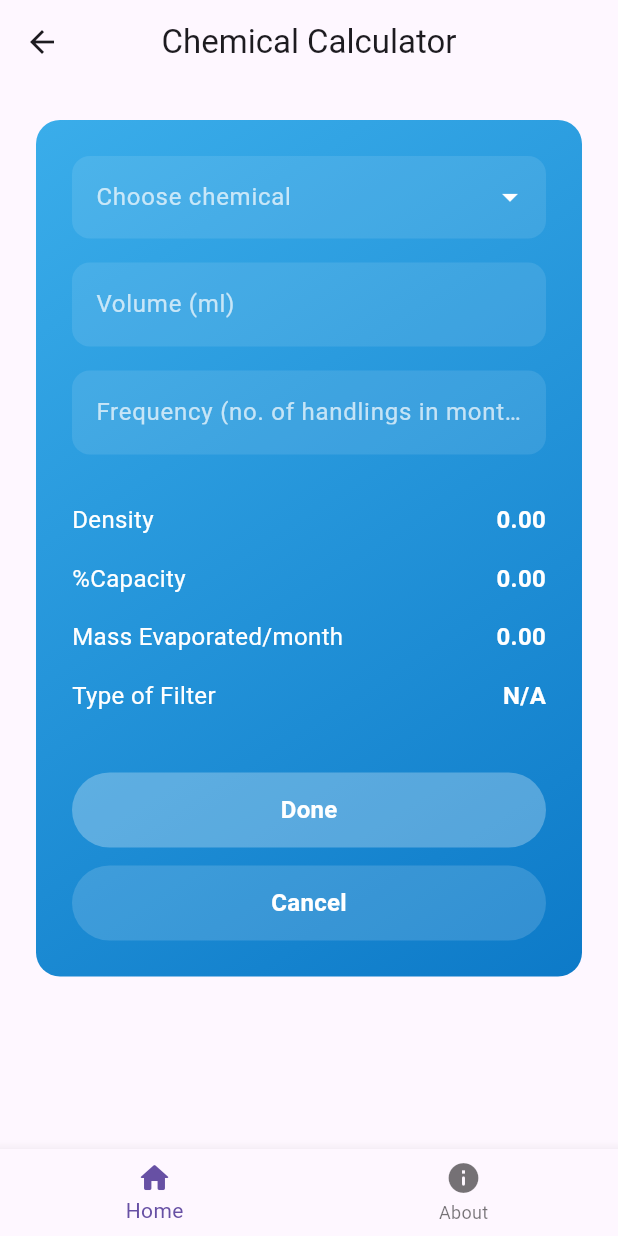
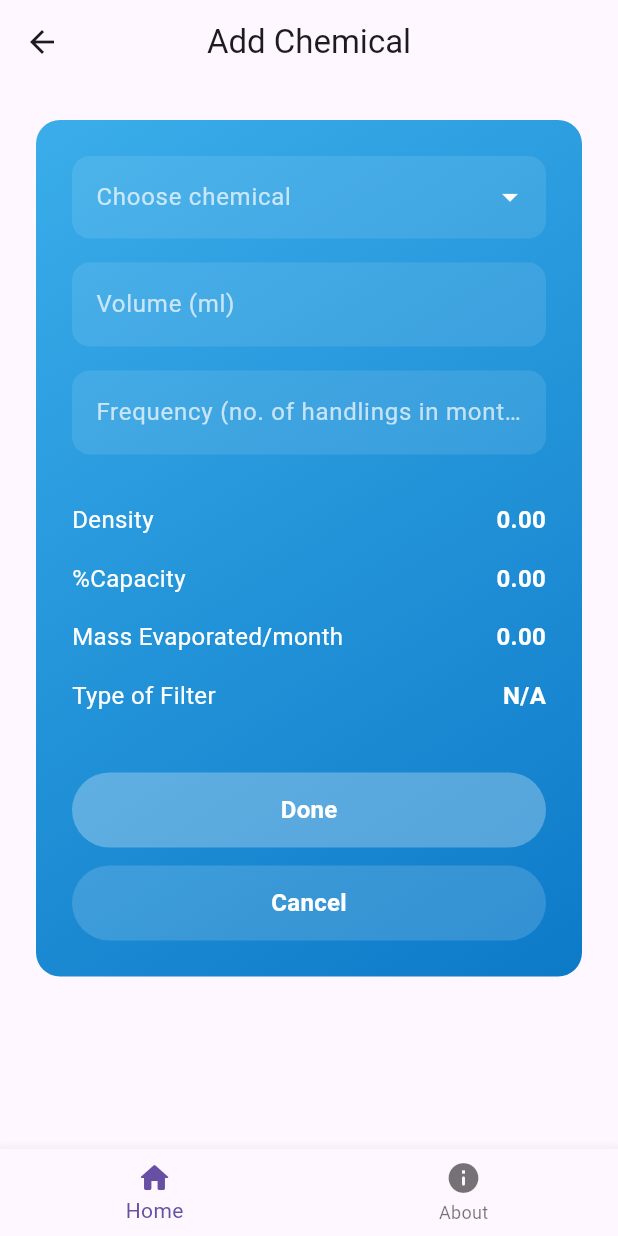
Before and after one commit to Esco-AI/filtracheck-app, a Flutter app: the AddChemicalScreen screen opened directly, on a phone screen of 412 x 824 dp. Run offline on Flutter 3.47's test engine with Material 3 defaults, Android fonts, the phone set to English and light mode, and no system bars; drawn by our look-alikes of dropdown_search; our stand-ins replace csv, equatable, flutter_svg.

Commit message:
add: added edit and delete button on calculator

```diff
--- a/lib/calculator/screens/add_chemical_screen.dart
+++ b/lib/calculator/screens/add_chemical_screen.dart
@@ -8,7 +8,8 @@ import '../widgets/form_action_button.dart';
 import '../../widgets/bottom_navigation_bar.dart';
 
 class AddChemicalScreen extends StatefulWidget {
-  const AddChemicalScreen({super.key});
+  final ChemicalSelection? chemicalSelection;
+  const AddChemicalScreen({super.key, this.chemicalSelection});
 
   @override
   State<AddChemicalScreen> createState() => _AddChemicalScreenState();
@@ -18,20 +19,30 @@ class _AddChemicalScreenState extends State<AddChemicalScreen> {
   final _formKey = GlobalKey<FormState>();
   final ChemicalService _chemicalService = ChemicalService();
 
-  // Form state
   Chemical? _selectedChemical;
   final _volumeController = TextEditingController();
   final _frequencyController = TextEditingController();
 
-  // Displayed properties
   String _density = '0.00';
   String _filterType = 'N/A';
+  bool get _isEditing => widget.chemicalSelection != null;
 
   @override
   void initState() {
     super.initState();
     _chemicalService.initialize().then((_) {
-      if (mounted) setState(() {});
+      if (mounted) {
+        setState(() {
+          if (_isEditing) {
+            _selectedChemical = widget.chemicalSelection!.chemical;
+            _volumeController.text = widget.chemicalSelection!.volume
+                .toString();
+            _frequencyController.text = widget.chemicalSelection!.frequency
+                .toString();
+            _updateDisplayedProperties(_selectedChemical);
+          }
+        });
+      }
     });
   }
 
@@ -85,7 +96,7 @@ class _AddChemicalScreenState extends State<AddChemicalScreen> {
   Widget build(BuildContext context) {
     return Scaffold(
       appBar: AppBar(
-        title: const Text('Chemical Calculator'),
+        title: Text(_isEditing ? 'Edit Chemical' : 'Add Chemical'),
         centerTitle: true,
       ),
       body: SingleChildScrollView(
@@ -97,7 +108,6 @@ class _AddChemicalScreenState extends State<AddChemicalScreen> {
               crossAxisAlignment: CrossAxisAlignment.stretch,
               children: [
                 DropdownSearch<Chemical>(
-                  // Use 'items' for a local list
                   items: _chemicalService.chemicals,
                   itemAsString: (Chemical? u) => u?.name ?? '',
                   onChanged: (Chemical? data) =>
@@ -105,8 +115,6 @@ class _AddChemicalScreenState extends State<AddChemicalScreen> {
                   selectedItem: _selectedChemical,
                   validator: (value) =>
                       value == null ? 'Please choose a chemical' : null,
-
-                  // Props for the popup menu
                   popupProps: PopupProps.menu(
                     showSearchBox: true,
                     searchFieldProps: TextFieldProps(
@@ -128,8 +136,6 @@ class _AddChemicalScreenState extends State<AddChemicalScreen> {
                         ),
                       );
                     },
-
-                    // Set the background color for the popup list
                     menuProps: MenuProps(
                       backgroundColor: const Color(
                         0xFF0D7AC8,
@@ -137,7 +143,6 @@ class _AddChemicalScreenState extends State<AddChemicalScreen> {
                       borderRadius: BorderRadius.circular(12),
                     ),
                   ),
-
                   dropdownDecoratorProps: DropDownDecoratorProps(
                     baseStyle: const TextStyle(
                       color: Colors.white,
@@ -147,7 +152,10 @@ class _AddChemicalScreenState extends State<AddChemicalScreen> {
                       'Choose chemical',
                     ),
                   ),
-                  dropdownButtonProps: DropdownButtonProps(color: Colors.white),
+                  dropdownButtonProps: const DropdownButtonProps(
+                    color: Colors.white,
+                  ),
+                  enabled: !_isEditing,
                 ),
                 const SizedBox(height: 16),
                 _buildTextFormField(_volumeController, 'Volume (ml)'),
--- a/lib/calculator/widgets/calc_button.dart
+++ b/lib/calculator/widgets/calc_button.dart
@@ -14,7 +14,7 @@ class CalcButton extends StatelessWidget {
       child: FilledButton.tonal(
         onPressed: onPressed,
         style: FilledButton.styleFrom(
-          backgroundColor: Colors.white.withOpacity(0.28),
+          backgroundColor: Colors.white.withValues(alpha: 0.28),
           foregroundColor: Colors.white,
           shape: const StadiumBorder(),
           textStyle: const TextStyle(
--- a/lib/calculator/widgets/form_action_button.dart
+++ b/lib/calculator/widgets/form_action_button.dart
@@ -19,7 +19,9 @@ class FormActionButton extends StatelessWidget {
       child: FilledButton(
         onPressed: onPressed,
         style: FilledButton.styleFrom(
-          backgroundColor: Colors.white.withOpacity(isPrimary ? 0.28 : 0.15),
+          backgroundColor: Colors.white.withValues(
+            alpha: isPrimary ? 0.28 : 0.15,
+          ),
           foregroundColor: Colors.white,
           shape: const StadiumBorder(),
           textStyle: const TextStyle(
--- a/lib/calculator/widgets/heating_selector.dart
+++ b/lib/calculator/widgets/heating_selector.dart
@@ -27,7 +27,7 @@ class HeatingChecklist extends StatelessWidget {
       margin: const EdgeInsets.only(top: 16),
       padding: const EdgeInsets.all(16),
       decoration: BoxDecoration(
-        color: Colors.white.withOpacity(0.1),
+        color: Colors.white.withValues(alpha: 0.1),
         borderRadius: BorderRadius.circular(12),
         border: Border.all(color: Colors.white24),
       ),
--- a/lib/services/chemical_service.dart
+++ b/lib/services/chemical_service.dart
@@ -1,3 +1,4 @@
+import 'package:flutter/foundation.dart';
 import 'package:flutter/services.dart' show rootBundle;
 import 'package:csv/csv.dart';
 import '../models/chemical.dart';
@@ -55,7 +56,9 @@ class ChemicalService {
         }
       } catch (e) {
         // This will help debug any single bad row in the CSV without crashing
-        print('Error parsing row $i: $e');
+        if (kDebugMode) {
+          print('Error parsing row $i: $e');
+        }
       }
     }
 
```
Also changed, not shown: lib/calculator/screens/calculator_intro_screen.dart (+27 -12 lines), lib/calculator/widgets/chemical_info_card.dart (+27 -3 lines).
